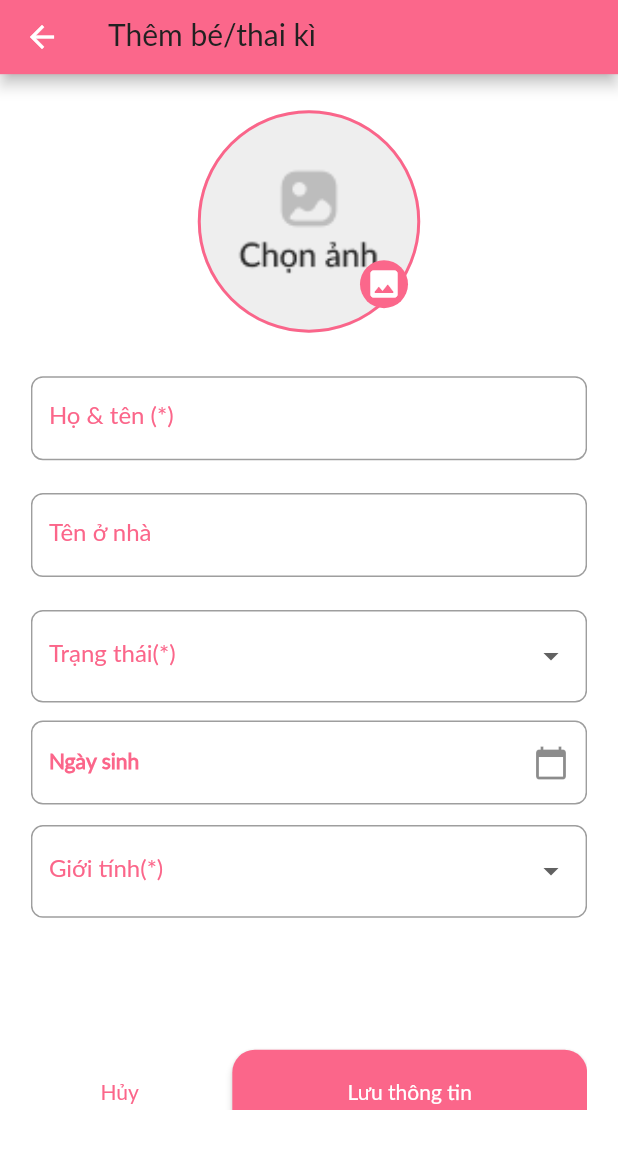
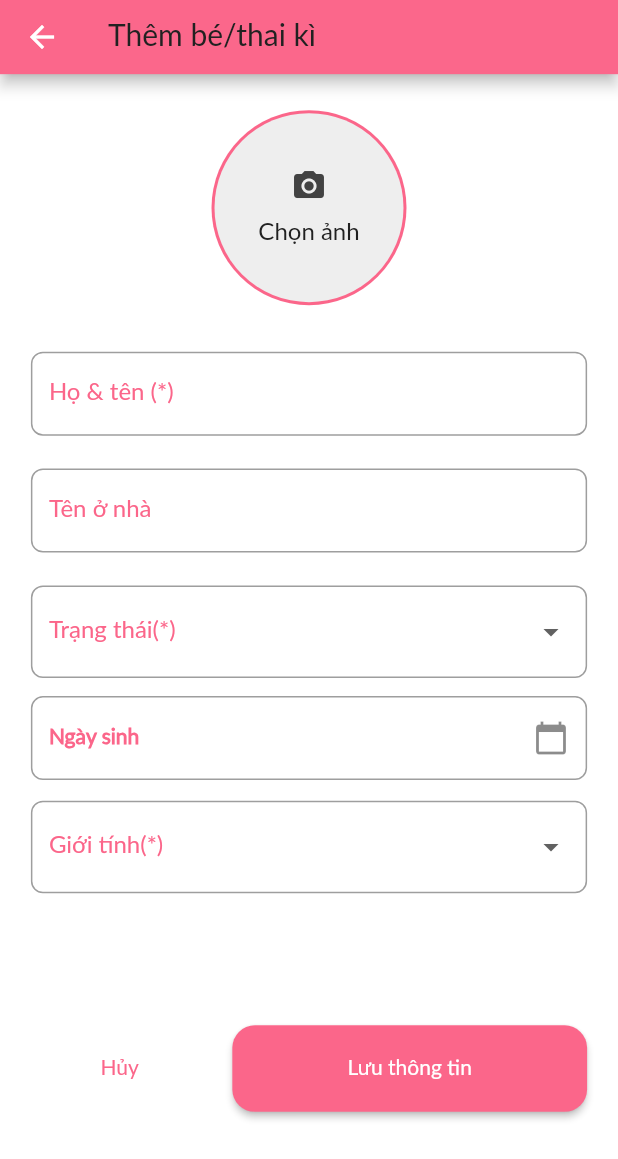
Before and after one commit to hainam-dev/CapstoneProject-GSU21SE44-Mobile, a Flutter app: the ChildrenInfo screen opened directly, on a phone screen of 412 x 824 dp. Shown: the top 1159 px of the screen. Run offline on Flutter 3.47's test engine with Material 2 defaults, Android fonts, the phone set to English and light mode, and no system bars; our stand-ins replace cached_network_image, dotted_border, firebase_auth, flutter_screenutil, google_sign_in, image_picker and 3 more; accounts and stored records are empty.

Commit message:
[NamBH] Implement Image Picker

```diff
--- a/mumbi_app/lib/View/childrenInfo_view.dart
+++ b/mumbi_app/lib/View/childrenInfo_view.dart
@@ -1,6 +1,9 @@
+import 'dart:io';
+import 'dart:async';
 import 'package:flutter/material.dart';
 import 'package:flutter/rendering.dart';
 import 'package:flutter_screenutil/flutter_screenutil.dart';
+import 'package:image_picker/image_picker.dart';
 import 'package:mumbi_app/Constant/assets_path.dart';
 import 'package:mumbi_app/Constant/colorTheme.dart';
 import 'package:mumbi_app/Utils/size_config.dart';
@@ -19,11 +22,31 @@ class _ParentInfoState extends State<ChildrenInfo> {
   String dateOfBirth = '';
   String phoneNumber = '';
   String selectedValue;
+  File _image;
+
+  _imgFromCamera() async {
+    File image = await ImagePicker.pickImage(
+        source: ImageSource.camera, imageQuality: 50);
+
+    setState(() {
+      _image = image;
+    });
+  }
+
+  _imgFromGallery() async {
+    File image = await ImagePicker.pickImage(
+        source: ImageSource.gallery, imageQuality: 50);
+
+    setState(() {
+      _image = image;
+    });
+  }
 
   @override
   Widget build(BuildContext context) {
     SizeConfig().init(context);
     return Scaffold(
+      resizeToAvoidBottomInset: false,
       backgroundColor: Colors.white,
       appBar: AppBar(
         toolbarHeight: SizeConfig.blockSizeVertical * 6,
@@ -39,7 +62,7 @@ class _ParentInfoState extends State<ChildrenInfo> {
           children: [
             _buildChangeAvatar(),
             new Container(
-              height: SizeConfig.blockSizeVertical * 60,
+              height: SizeConfig.blockSizeVertical * 65,
               width: SizeConfig.blockSizeHorizontal * 90,
               child: Form(
                 key: formKey,
@@ -108,7 +131,11 @@ class _ParentInfoState extends State<ChildrenInfo> {
         child: new DropdownButtonFormField<String>(
           value: selectedValue,
           decoration: InputDecoration(
-            labelStyle: TextStyle(color: PINK_COLOR, fontSize: 16.0, fontWeight: FontWeight.w500,fontFamily: 'Lato'),
+            labelStyle: TextStyle(
+                color: PINK_COLOR,
+                fontSize: 16.0,
+                fontWeight: FontWeight.w500,
+                fontFamily: 'Lato'),
             labelText: 'Trạng thái(*)',
             border: OutlineInputBorder(
               borderRadius: BorderRadius.circular(8),
@@ -172,7 +199,11 @@ class _ParentInfoState extends State<ChildrenInfo> {
         width: SizeConfig.blockSizeHorizontal * 90,
         child: new DropdownButtonFormField<String>(
           decoration: InputDecoration(
-            labelStyle: TextStyle(color: PINK_COLOR, fontSize: 16.0, fontWeight: FontWeight.w500,fontFamily: 'Lato'),
+            labelStyle: TextStyle(
+                color: PINK_COLOR,
+                fontSize: 16.0,
+                fontWeight: FontWeight.w500,
+                fontFamily: 'Lato'),
             labelText: 'Giới tính(*)',
             border: OutlineInputBorder(
               borderRadius: BorderRadius.circular(8),
@@ -226,47 +257,99 @@ class _ParentInfoState extends State<ChildrenInfo> {
         ),
       );
 
+  void _showPicker(context) {
+    showModalBottomSheet(
+        context: context,
+        builder: (BuildContext bc) {
+          return SafeArea(
+            child: Container(
+              child: new Wrap(
+                children: <Widget>[
+                  new ListTile(
+                      leading: new Icon(Icons.photo_library),
+                      title: new Text('Thêm từ albums'),
+                      onTap: () {
+                        _imgFromGallery();
+                        Navigator.of(context).pop();
+                      }),
+                  new ListTile(
+                    leading: new Icon(Icons.photo_camera),
+                    title: new Text('Chụp hình'),
+                    onTap: () {
+                      _imgFromCamera();
+                      Navigator.of(context).pop();
+                    },
+                  ),
+                ],
+              ),
+            ),
+          );
+        });
+  }
+
   Widget _buildChangeAvatar() => Padding(
-        padding: EdgeInsets.only(top: 24.0, bottom: 24),
-        child: new Stack(
-          fit: StackFit.loose,
-          children: <Widget>[
-            new Row(
-              crossAxisAlignment: CrossAxisAlignment.center,
-              mainAxisAlignment: MainAxisAlignment.center,
-              children: <Widget>[
-                new Container(
-                  height: SizeConfig.blockSizeVertical * 18,
-                  width: SizeConfig.blockSizeHorizontal * 40,
-                  decoration: new BoxDecoration(
-                    border: Border.all(
-                        color: Color.fromRGBO(250, 101, 138, 1), width: 2),
-                    shape: BoxShape.circle,
-                    image: new DecorationImage(
-                      image: new ExactAssetImage(chooseImage),
+        padding: EdgeInsets.only(top: 24.0, bottom: 26),
+        child: new Center(
+          child: GestureDetector(
+            onTap: () {
+              _showPicker(context);
+            },
+            child: CircleAvatar(
+              radius: 65,
+              backgroundColor: PINK_COLOR,
+              child: _image != null
+                  ? Stack(
+                      children: [
+                        ClipRRect(
+                          borderRadius: BorderRadius.circular(65),
+                          child: Image.file(
+                            _image,
+                            height: 125,
+                            width: 125,
                             fit: BoxFit.cover,
+                          ),
+                        ),
+                        Positioned(
+                          right: 5,
+                          bottom: 5,
+                          child: CircleAvatar(
+                            backgroundColor: WHITE_COLOR,
+                            radius: 14.0,
+                            child: new CircleAvatar(
+                              backgroundColor: PINK_COLOR,
+                              radius: 13.0,
+                              child: Icon(
+                                Icons.image_rounded,
+                                color: Colors.white,
+                                size: 22,
+                              ),
                             ),
                           ),
                         ),
                       ],
+                    )
+                  : CircleAvatar(
+                      radius: 63,
+                      backgroundColor: Colors.grey[200],
+                      child: Column(
+                        mainAxisAlignment: MainAxisAlignment.center,
+                        children: [
+                          Icon(
+                            Icons.camera_alt,
+                            color: Colors.grey[800],
                           ),
-            Padding(
-              padding: EdgeInsets.only(top: 100.0, left: 100.0),
-              child: new Row(
-                mainAxisAlignment: MainAxisAlignment.center,
-                children: <Widget>[
-                  new CircleAvatar(
-                    backgroundColor: Color.fromRGBO(251, 103, 139, 1),
-                    radius: 16.0,
-                    child: new Icon(
-                      Icons.image_rounded,
-                      color: Colors.white,
+                          SizedBox(
+                            height: 10,
                           ),
-                  ),
+                          CustomText(
+                            text: 'Chọn ảnh',
+                            size: 16.0,
+                          )
                         ],
                       ),
                     ),
-          ],
+            ),
+          ),
         ),
       );
 
--- a/mumbi_app/lib/View/dashboard_view.dart
+++ b/mumbi_app/lib/View/dashboard_view.dart
@@ -61,7 +61,7 @@ class _DashBoardState extends State<DashBoard> {
         child: Column(
           children: [
             Container(
-              height: SizeConfig.blockSizeVertical * 38,
+              height: SizeConfig.blockSizeVertical * 40,
               padding: EdgeInsets.fromLTRB(20, 10, 20, 5),
               child: Column(
                 crossAxisAlignment: CrossAxisAlignment.start,
@@ -92,7 +92,7 @@ class _DashBoardState extends State<DashBoard> {
                     height: 16,
                   ),
                   Container(
-                    height: SizeConfig.blockSizeVertical * 12,
+                    height: SizeConfig.blockSizeVertical * 13,
                     child: Row(
                       mainAxisAlignment: MainAxisAlignment.spaceEvenly,
                       children: <Widget>[
--- a/mumbi_app/lib/View/drawer_view.dart
+++ b/mumbi_app/lib/View/drawer_view.dart
@@ -50,13 +50,9 @@ Widget getDrawer(BuildContext context) {
           createListTileNavigator(context, saved, 'Đã lưu', MyFamily()),
           SizedBox(height: 1,),
           createListTileNavigator(context, babyDiary, 'Nhật ký của bé', BabyDiary()),
-<<<<<<< HEAD:mumbi_app/lib/View/Drawer.dart
+          SizedBox(height: 1,),
           createListTileNavigator(context, teethGrow, 'Mọc răng', TrackTeeth()),
-=======
           SizedBox(height: 1,),
-          createListTileNavigator(context, teethGrow, 'Mọc răng', MyFamily()),
-          SizedBox(height: 1,),
->>>>>>> d7924277df13f00416e712303a4fce7572b7cd7f:mumbi_app/lib/View/drawer_view.dart
           createListTileNavigator(context, contact, 'Liên Hệ Hỗ Trợ', Contact()),
           SizedBox(height: 15,),
           createListTileNavigatorNoTrailing(context, logout, 'Đăng xuất'),
--- a/mumbi_app/lib/View/guideBook_view.dart
+++ b/mumbi_app/lib/View/guideBook_view.dart
@@ -5,9 +5,8 @@ import 'package:mumbi_app/Model/category_model.dart';
 import 'package:mumbi_app/helper/data.dart';
 import 'package:cached_network_image/cached_network_image.dart';
 import 'package:mumbi_app/helper/news.dart';
-
-import 'Drawer.dart';
 import 'article_view.dart';
+import 'drawer_view.dart';
 
 class GuideBook extends StatefulWidget {
   const GuideBook({Key key}) : super(key: key);
--- a/mumbi_app/lib/View/login_view.dart
+++ b/mumbi_app/lib/View/login_view.dart
@@ -27,7 +27,7 @@ class MyApp extends StatelessWidget {
       home: new SplashScreen(),
       routes: <String, WidgetBuilder>{
         //SPLASH_SCREEN: (BuildContext context) => new MapScreen(),
-        '/LoginScreen': (BuildContext context) => new BotNavBar(),
+        '/LoginScreen': (BuildContext context) => new LoginScreen(),
       },
     );
   }
--- a/mumbi_app/lib/Widget/calendarCalculate.dart
+++ b/mumbi_app/lib/Widget/calendarCalculate.dart
@@ -81,7 +81,7 @@ class _CalendarCalculateState extends State<CalendarCalculate> {
             width: 10,
           ),
           Container(
-            height: SizeConfig.blockSizeVertical * 7.5,
+            height: SizeConfig.blockSizeVertical * 7,
             width: SizeConfig.blockSizeHorizontal * 27,
             child: RaisedButton(
               child: new Text(
```
Also changed, not shown: mumbi_app/lib/View/parentInfo_view.dart (+116 -43 lines), mumbi_app/pubspec.yaml (+6 -6 lines). Lines whose indentation alone changed are shown as unchanged.
